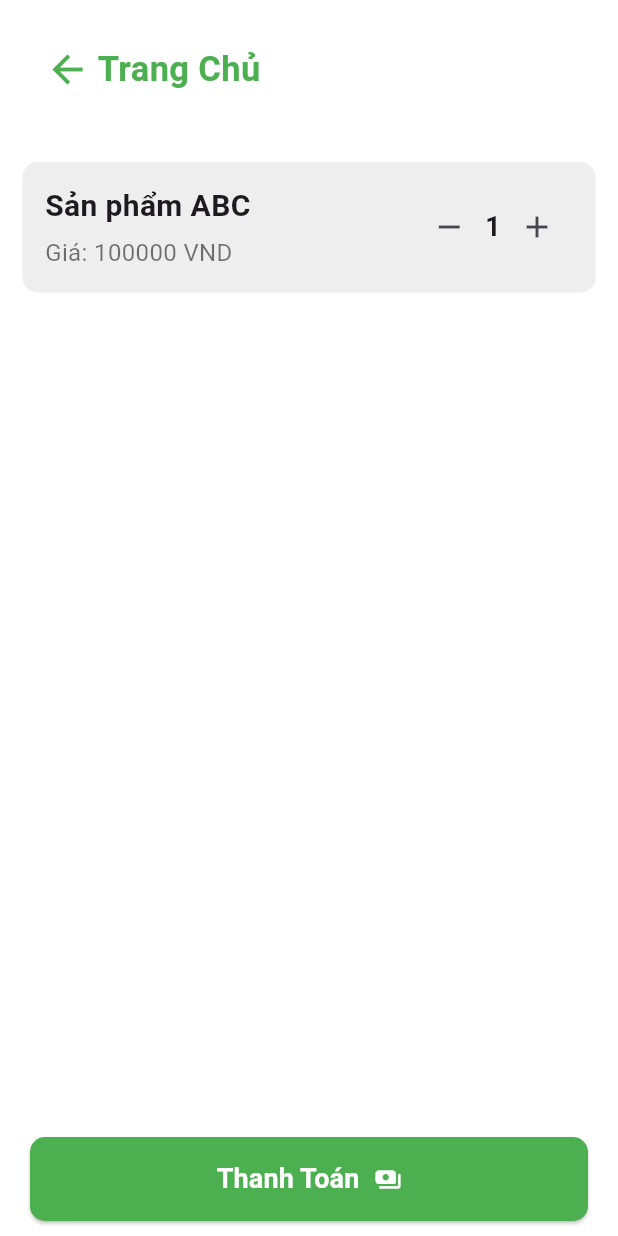
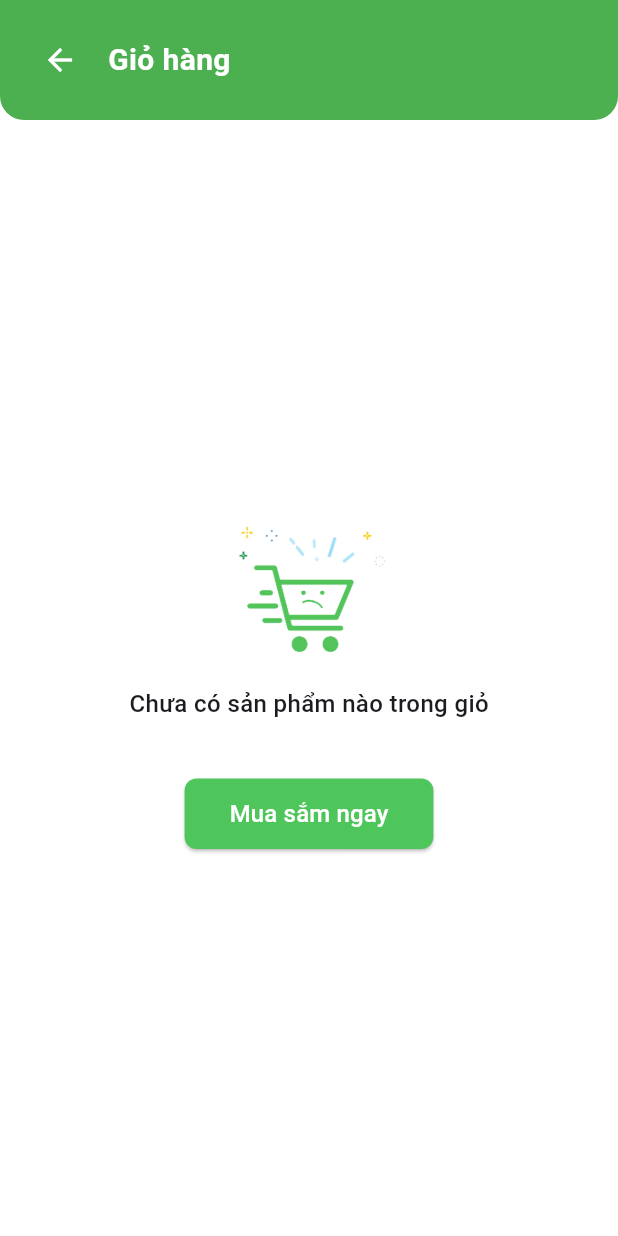
Before and after one commit to Mingcute152/NodejsNhomSangt6, a Flutter app: the GioHang screen opened directly, on a phone screen of 412 x 824 dp. Run offline on Flutter 3.47's test engine with Material 3 defaults, Android fonts, the phone set to English and light mode, and no system bars; our stand-ins replace firebase_auth, firebase_core, google_fonts, phosphor_flutter; accounts and stored records are empty.

Commit message:
update gio hang

```diff
--- a/lib/widget/dang_ky.dart
+++ b/lib/widget/dang_ky.dart
@@ -5,12 +5,12 @@ import 'package:flutter/material.dart';
 import 'package:flutter_application_3/theme.dart';
 import 'package:flutter_application_3/widget/dang_nhap.dart';
 
-class ManHinhDangNhap extends StatefulWidget {
+class ManHinhDangKy extends StatefulWidget {
   @override
-  State<ManHinhDangNhap> createState() => _ManHinhDangNhapState();
+  State<ManHinhDangKy> createState() => _ManHinhDangKyState();
 }
 
-class _ManHinhDangNhapState extends State<ManHinhDangNhap> {
+class _ManHinhDangKyState extends State<ManHinhDangKy> {
   bool passToggle = true;
   @override
   Widget build(BuildContext context) {
--- a/lib/widget/dang_nhap.dart
+++ b/lib/widget/dang_nhap.dart
@@ -145,7 +145,7 @@ class _DangNhapState extends State<DangNhap> {
                       Navigator.push(
                           context,
                           MaterialPageRoute(
-                            builder: (context) => ManHinhDangNhap(),
+                            builder: (context) => ManHinhDangKy(),
                           ));
                     },
                     child: Text(
--- a/lib/widget/gio_hang.dart
+++ b/lib/widget/gio_hang.dart
@@ -7,160 +7,90 @@ import 'package:flutter_application_3/widget/categories.dart';
 import 'package:flutter_application_3/widget/thanh_toan_van_chuyen/thanh_toan.dart';
 import 'package:flutter_application_3/widget/trang_chu.dart';
 
-
-
 class GioHang extends StatefulWidget {
   @override
   GioHangState createState() => GioHangState();
 }
 
 class GioHangState extends State<GioHang> {
-  String tenSanPham = "Sản phẩm ABC";
-  int soLuongSanPham = 1;
-  int giaSanPham = 100000;
-  String hinhAnhSanPham = 'assets/images/vitaC.png'; // Đường dẫn đến hình ảnh sản phẩm
-
-  void tangSoLuong() {
-    setState(() {
-      soLuongSanPham++;
-    });
-  }
-
-  void giamSoLuong() {
-    if (soLuongSanPham > 1) {
-      setState(() {
-        soLuongSanPham--;
-      });
-    }
-  }
-
   @override
   Widget build(BuildContext context) {
     return Scaffold(
-      backgroundColor: whiteColor,
       body: Column(
         children: [
+          // Phần tiêu đề thay cho AppBar
           Container(
-            color: whiteColor,
-            padding: EdgeInsets.all(30),
+            padding: const EdgeInsets.symmetric(horizontal: 16, vertical: 16),
+            decoration: const BoxDecoration(
+              color: Colors.green,
+              borderRadius: BorderRadius.only(
+                bottomLeft: Radius.circular(16),
+                bottomRight: Radius.circular(16),
+              ),
+            ),
+            child: SafeArea(
               child: Row(
                 children: [
-                InkWell(
-                  onTap: () {
-                    Navigator.push(
-                      context,
-                      MaterialPageRoute(
-                        builder: (context) => NavBarRoots(),
+                  IconButton(
+                    icon: const Icon(Icons.arrow_back, color: Colors.white),
+                    onPressed: () {},
                   ),
-                    );
-                  },
-                  child:  Positioned(
-                    left: 40,
-                    top: 30,
-                    child: Icon(
-                      Icons.arrow_back,
-                      size: 30,
-                      color: Colors.green,
-                    ),
-                  ),
-                ),
-                Padding(
-                  padding: EdgeInsets.only(left: 5),
-                  child: Text(
-                    "Trang Chủ",
+                  const SizedBox(width: 8),
+                  const Text(
+                    'Giỏ hàng',
                     style: TextStyle(
-                        fontSize: 23, fontWeight: FontWeight.bold, color: Colors.green),
+                      fontSize: 20,
+                      fontWeight: FontWeight.bold,
+                      color: Colors.white,
                     ),
                   ),
                 ],
               ),
             ),
-          // Box chứa thông tin sản phẩm
-          Container(
-            margin: EdgeInsets.all(15),
-            padding: EdgeInsets.all(15),
-            decoration: BoxDecoration(
-              color: Colors.grey[200],
-              borderRadius: BorderRadius.circular(10),
           ),
-            child: Row(
-              mainAxisAlignment: MainAxisAlignment.spaceBetween,
+          // Phần nội dung chính
+          Expanded(
+            child: Center(
+              child: Column(
+                mainAxisAlignment: MainAxisAlignment.center,
                 children: [
-                // Thông tin sản phẩm
-                Column(
-                  crossAxisAlignment: CrossAxisAlignment.start,
-                  children: [
-                    Text(
-                      tenSanPham,
-                      style: TextStyle(fontSize: 20, fontWeight: FontWeight.bold),
+                  Image.asset(
+                    'assets/emptybag.jpg',
+                    width: 220,
+                    height: 120,
                   ),
-                    SizedBox(height: 5),
-                    Text(
-                      "Giá: $giaSanPham VND",
-                      style: TextStyle(fontSize: 16, color: Colors.black54),
+                  const Text(
+                    'Chưa có sản phẩm nào trong giỏ',
+                    style: TextStyle(fontSize: 16, fontWeight: FontWeight.w500),
                   ),
-                  ],
+                  const SizedBox(height: 8),
+                  const SizedBox(height: 30),
+                  ElevatedButton(
+                    onPressed: () {
+                      setState(() {});
+                    },
+                    style: ElevatedButton.styleFrom(
+                      backgroundColor: greenColor,
+                      shape: RoundedRectangleBorder(
+                        borderRadius: BorderRadius.circular(8),
                       ),
-                // Nút thêm/bớt số lượng
-                Row(
-                  children: [
-                    IconButton(
-                      icon: Icon(Icons.remove),
-                      onPressed: giamSoLuong,
-                    ),
-                    Text(
-                      "$soLuongSanPham", // Số lượng sản phẩm
-                      style: TextStyle(fontSize: 18, fontWeight: FontWeight.bold),
-                    ),
-                    IconButton(
-                      icon: Icon(Icons.add),
-                      onPressed: tangSoLuong,
-                    ),
-                  ],
-                ),
-              ],
+                      padding: const EdgeInsets.symmetric(
+                        horizontal: 30,
+                        vertical: 12,
                       ),
                     ),
-          Spacer(),
-          // Nút thanh toán
-          Container(
-            padding: EdgeInsets.symmetric(horizontal: 20, vertical: 10),
-            child: ElevatedButton(
-              onPressed: () {
-                Navigator.push(
-                  context,
-                  MaterialPageRoute(
-                    builder: (context) => Thanhtoan(
-                      tenSanPham: tenSanPham,
-                      soLuongSanPham: soLuongSanPham,
-                      giaSanPham: giaSanPham,
-                      hinhAnhSanPham: hinhAnhSanPham,
+                    child: const Text(
+                      'Mua sắm ngay',
+                      style: TextStyle(fontSize: 16, color: Colors.white),
                     ),
                   ),
-                );
-              },
-              style: ElevatedButton.styleFrom(
-                backgroundColor: Colors.green,
-                padding: EdgeInsets.symmetric(vertical: 15),
-                shape: RoundedRectangleBorder(
-                  borderRadius: BorderRadius.circular(10),
-                ),
-              ),
-              child: Row(
-                mainAxisAlignment: MainAxisAlignment.center,
-                children: const [
-                  Text(
-                    "Thanh Toán",
-                    style: TextStyle(fontSize: 18, fontWeight: FontWeight.bold, color: Colors.white),
-                  ),
-                  SizedBox(width: 10),
-                  Icon(Icons.payments_rounded, color: Colors.white),
                 ],
               ),
             ),
           ),
         ],
       ),
+      backgroundColor: Colors.white,
     );
   }
 }
--- a/lib/widget/product_detail.dart
+++ b/lib/widget/product_detail.dart
@@ -1,5 +1,6 @@
 import 'package:flutter/material.dart';
 import 'package:flutter_application_3/theme.dart';
+import 'package:flutter_application_3/widget/navbar_root.dart';
 
 class ProductDetailScreen extends StatefulWidget {
   const ProductDetailScreen({super.key});
@@ -37,7 +38,15 @@ class _ProductDetailScreenState extends State<ProductDetailScreen> {
                   left: 10,
                   child: IconButton(
                     icon: const Icon(Icons.arrow_back, size: 30),
-                    onPressed: () {},
+                    onPressed: () {
+                      Navigator.push(
+                        context,
+                        MaterialPageRoute(
+                          // ignore: prefer_const_constructors
+                          builder: (context) => NavBarRoots(),
+                        ),
+                      );
+                    },
                   ),
                 ),
                 Center(
--- a/lib/widget/widget_homescreen.dart
+++ b/lib/widget/widget_homescreen.dart
@@ -2,6 +2,7 @@
 
 import 'package:flutter/material.dart';
 import 'package:flutter_application_3/theme.dart';
+import 'package:flutter_application_3/widget/dang_ky.dart';
 import 'package:flutter_application_3/widget/dang_nhap.dart';
 import 'package:flutter_application_3/widget/navbar_root.dart';
 
@@ -58,7 +59,7 @@ class WellcomeHomesreen extends StatelessWidget {
                 wordSpacing: 1,
               ),
             ),
-            SizedBox(height: 60),
+            SizedBox(height: 50),
             Row(
               mainAxisAlignment: MainAxisAlignment.spaceEvenly,
               children: [
@@ -94,7 +95,7 @@ class WellcomeHomesreen extends StatelessWidget {
                       Navigator.push(
                           context,
                           MaterialPageRoute(
-                            builder: (context) => DangNhap(),
+                            builder: (context) => ManHinhDangKy(),
                           ));
                     },
                     child: Padding(
```
Also changed, not shown: assets/emptybag.jpg (added). Lines whose indentation alone changed are shown as unchanged.
